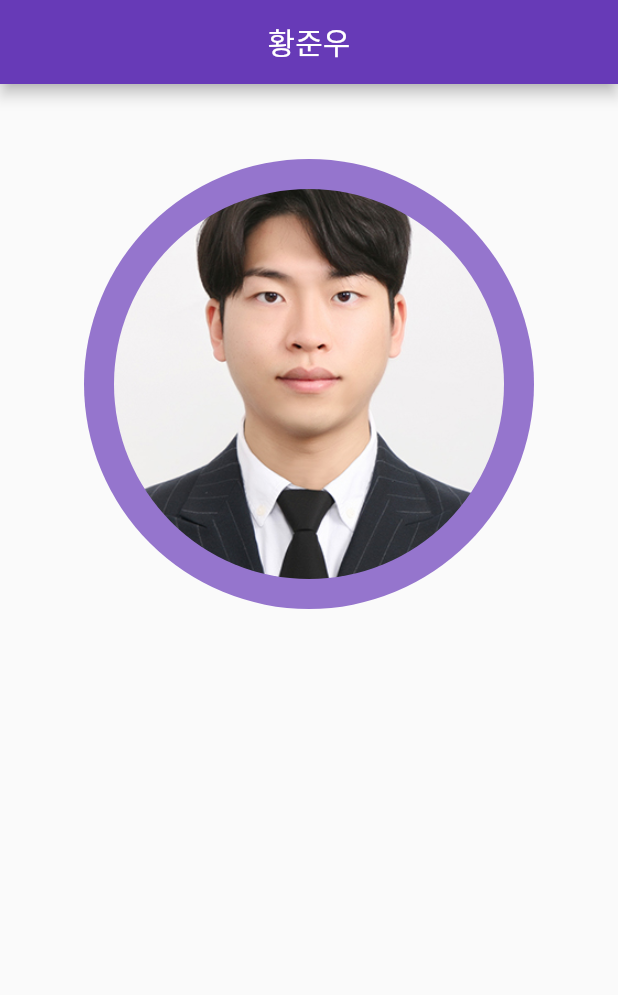
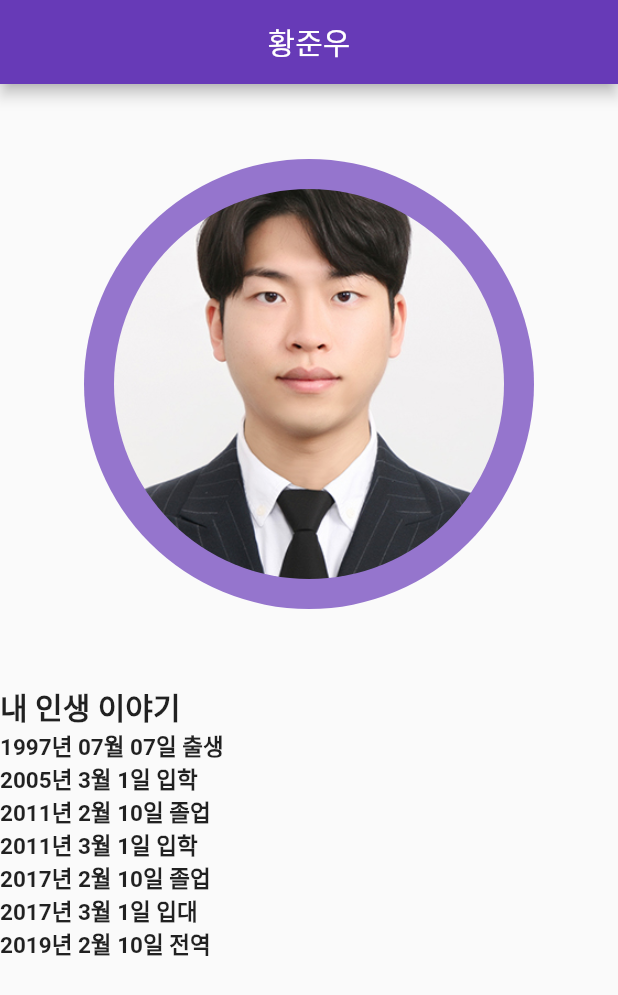
Before and after one commit to junwoo3226/Portfolio, a Flutter app: the screen it shows after launch, on a phone screen of 412 x 824 dp. Shown: the top 995 px of the screen. Run offline on Flutter 3.47's test engine with Material 2 defaults, Android fonts, the phone set to English and light mode, and no system bars.

Commit message:
1. getx 추가 2. 연혁 작성중

```diff
--- a/junwoo_portfolio/lib/main.dart
+++ b/junwoo_portfolio/lib/main.dart
@@ -16,7 +16,16 @@ class JunWooMain extends StatelessWidget {
         theme: ThemeData(
           primarySwatch: Colors.deepPurple,
         ),
-        home: Scaffold(
+        home: const JunwooMainPage());
+  }
+}
+
+class JunwooMainPage extends StatelessWidget {
+  const JunwooMainPage({Key? key}) : super(key: key);
+
+  @override
+  Widget build(BuildContext context) {
+    return Scaffold(
         appBar: AppBar(
           title: const Text(
             '황준우',
@@ -24,9 +33,11 @@ class JunWooMain extends StatelessWidget {
           centerTitle: true,
         ),
         body: Column(
-              crossAxisAlignment: CrossAxisAlignment.center,
+          crossAxisAlignment: CrossAxisAlignment.stretch,
           mainAxisAlignment: MainAxisAlignment.start,
+          mainAxisSize: MainAxisSize.max,
           children: [
+            // 원형 사진 중앙 젤위 배치
             Center(
               child: Container(
                 margin: const EdgeInsets.fromLTRB(0, 50.0, 0, 0),
@@ -50,8 +61,74 @@ class JunWooMain extends StatelessWidget {
                   ),
                 ),
               ),
-                )
+            ),
+
+            // 연혁 내인생 이야기
+            Container(
+              margin: const EdgeInsets.fromLTRB(0, 50.0, 0, 0),
+              width: 300,
+              height: 300,
+              child: const Column(
+                  crossAxisAlignment: CrossAxisAlignment.start,
+                  mainAxisAlignment: MainAxisAlignment.start,
+                  children: [
+                    Text(
+                      '내 인생 이야기',
+                      style: TextStyle(
+                        fontSize: 20,
+                        fontWeight: FontWeight.bold,
+                      ),
+                    ),
+                    Text(
+                      '1997년 07월 07일 출생',
+                      style: TextStyle(
+                        fontSize: 15,
+                        fontWeight: FontWeight.bold,
+                      ),
+                    ),
+                    Text(
+                      '2005년 3월 1일 입학',
+                      style: TextStyle(
+                        fontSize: 15,
+                        fontWeight: FontWeight.bold,
+                      ),
+                    ),
+                    Text(
+                      '2011년 2월 10일 졸업',
+                      style: TextStyle(
+                        fontSize: 15,
+                        fontWeight: FontWeight.bold,
+                      ),
+                    ),
+                    Text(
+                      '2011년 3월 1일 입학',
+                      style: TextStyle(
+                        fontSize: 15,
+                        fontWeight: FontWeight.bold,
+                      ),
+                    ),
+                    Text(
+                      '2017년 2월 10일 졸업',
+                      style: TextStyle(
+                        fontSize: 15,
+                        fontWeight: FontWeight.bold,
+                      ),
+                    ),
+                    Text(
+                      '2017년 3월 1일 입대',
+                      style: TextStyle(
+                        fontSize: 15,
+                        fontWeight: FontWeight.bold,
+                      ),
+                    ),
+                    Text('2019년 2월 10일 전역',
+                        style: TextStyle(
+                          fontSize: 15,
+                          fontWeight: FontWeight.bold,
+                        ))
+                  ]),
+            ),
           ],
-            )));
+        ));
   }
 }
--- a/junwoo_portfolio/pubspec.yaml
+++ b/junwoo_portfolio/pubspec.yaml
@@ -34,6 +34,7 @@ dependencies:
     # The following adds the Cupertino Icons font to your application.
     # Use with the CupertinoIcons class for iOS style icons.
     cupertino_icons: ^1.0.2
+    get:
 
 dev_dependencies:
     flutter_test:
@@ -44,7 +45,7 @@ dev_dependencies:
     # activated in the `analysis_options.yaml` file located at the root of your
     # package. See that file for information about deactivating specific lint
     # rules and activating additional ones.
-    flutter_lints: ^2.0.0
+    flutter_lints: ^3.0.1
 
 # For information on the generic Dart part of this file, see the
 # following page: https://dart.dev/tools/pub/pubspec
```
Lines whose indentation alone changed are shown as unchanged.
